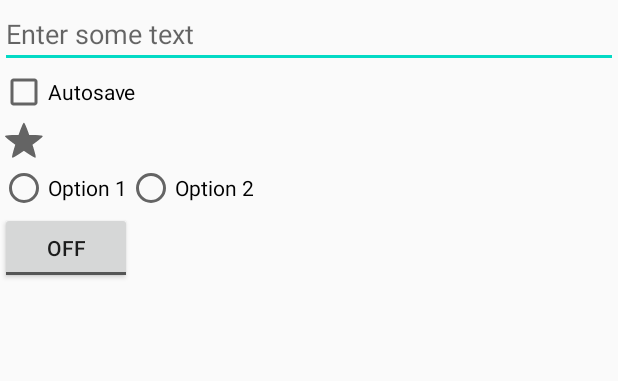
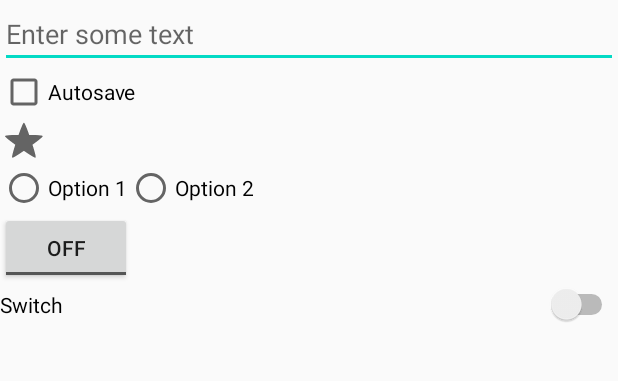
Before and after one commit to AnthonyMancia3670/testinrepo, an Android app: the screen it shows after launch (MainActivity), on a phone screen of 412 x 824 dp, the part 366-747 px from its top. Run offline under Robolectric (Android 15) with nearby library versions, the phone set to English and light mode, and no system bars.

Commit message:
added switch so when its on it displays a snack bar

```diff
--- a/anthonyView3/build.gradle
+++ b/anthonyView3/build.gradle
@@ -29,5 +29,7 @@ dependencies {
     testImplementation 'junit:junit:4.12'
     androidTestImplementation 'androidx.test.ext:junit:1.1.1'
     androidTestImplementation 'androidx.test.espresso:espresso-core:3.2.0'
+    implementation 'androidx.appcompat:appcompat:1.4.1' // Ensure AppCompat is included
+    implementation 'com.google.android.material:material:1.6.1' // Material UI for Snackbar
 
 }
--- a/anthonyView3/src/main/java/com/example/simpleviews1/MainActivity.java
+++ b/anthonyView3/src/main/java/com/example/simpleviews1/MainActivity.java
@@ -11,11 +11,16 @@ import android.os.Bundle;
 import android.view.View;
 import android.widget.Button;
 import android.widget.CheckBox;
+import android.widget.CompoundButton;
 import android.widget.ImageButton;
 import android.widget.RadioButton;
 import android.widget.RadioGroup;
+import android.widget.Switch;
 import android.widget.Toast;
 import android.widget.ToggleButton;
+
+import com.google.android.material.snackbar.Snackbar;
+
 
 public class MainActivity extends AppCompatActivity {
 
@@ -40,6 +45,20 @@ public class MainActivity extends AppCompatActivity {
 
         imageButton = findViewById(R.id.btnImg1);
         imageButton.setOnClickListener(this::onClick);
+
+        Switch sw = (Switch) findViewById(R.id.switch1);
+        sw.setOnCheckedChangeListener(new CompoundButton.OnCheckedChangeListener() {
+            @Override
+            public void onCheckedChanged(CompoundButton buttonView, boolean isChecked) {
+                if (isChecked) {
+                    showSnackbar(buttonView, "Switch is ON");
+
+                } else {
+                    // The toggle is disabled
+                }
+            }
+        });
+
 
 
 
@@ -126,8 +145,6 @@ public class MainActivity extends AppCompatActivity {
         AlertDialog.Builder builder = new AlertDialog.Builder(this);
         builder.setTitle(getString(R.string.dialog_title));
         builder.setMessage(getString(R.string.dialog_message));
-
-
         builder.setIcon(R.drawable.exitsign);
 
 
@@ -163,8 +180,9 @@ public class MainActivity extends AppCompatActivity {
     }
 
 
-
-
+    private void showSnackbar(View view, String message) {
+        Snackbar.make(view, message, Snackbar.LENGTH_INDEFINITE).show();
+    }
 
     private void DisplayToast(String msg)
     {
--- a/anthonyView3/src/main/res/layout/activity_main.xml
+++ b/anthonyView3/src/main/res/layout/activity_main.xml
@@ -78,4 +78,10 @@
         android:layout_width="wrap_content"
         android:layout_height="wrap_content" />
 
+    <Switch
+        android:id="@+id/switch1"
+        android:layout_width="match_parent"
+        android:layout_height="wrap_content"
+        android:text="Switch" />
+
 </LinearLayout>
```
